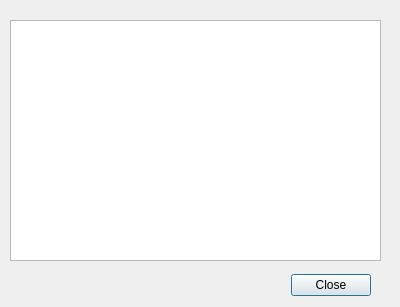
Above: recovery/fscheck.ui from procount/pinn before the change. Below: the same form after it.
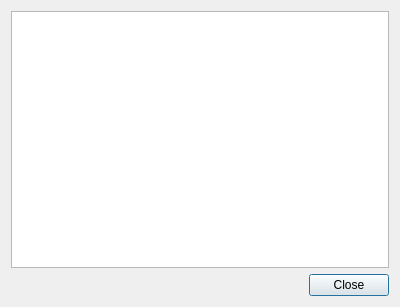
That is the form after the change.

```diff
--- a/recovery/fscheck.ui
+++ b/recovery/fscheck.ui
@@ -13,15 +13,16 @@
   <property name="windowTitle">
    <string>File System Check</string>
   </property>
+  <layout class="QGridLayout" name="gridLayout">
+   <item row="0" column="0">
+    <widget class="QPlainTextEdit" name="plainTextEdit">
+     <property name="readOnly">
+      <bool>true</bool>
+     </property>
+    </widget>
+   </item>
+   <item row="1" column="0">
   <widget class="QDialogButtonBox" name="buttonBox">
-   <property name="geometry">
-    <rect>
-     <x>30</x>
-     <y>270</y>
-     <width>341</width>
-     <height>31</height>
-    </rect>
-   </property>
    <property name="orientation">
     <enum>Qt::Horizontal</enum>
    </property>
@@ -29,19 +30,8 @@
     <set>QDialogButtonBox::Close</set>
    </property>
   </widget>
-  <widget class="QPlainTextEdit" name="plainTextEdit">
-   <property name="geometry">
-    <rect>
-     <x>10</x>
-     <y>20</y>
-     <width>371</width>
-     <height>241</height>
-    </rect>
-   </property>
-   <property name="readOnly">
-    <bool>true</bool>
-   </property>
-  </widget>
+   </item>
+  </layout>
  </widget>
  <resources/>
  <connections>
```
Lines whose indentation alone changed are shown as unchanged.
